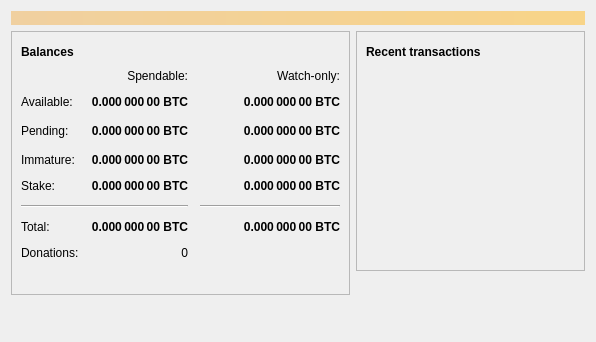
Before: the Qt Designer form src/qt/forms/overviewpage.ui in MrMiner-org/TheMinerzCoin, drawn with Qt 5.
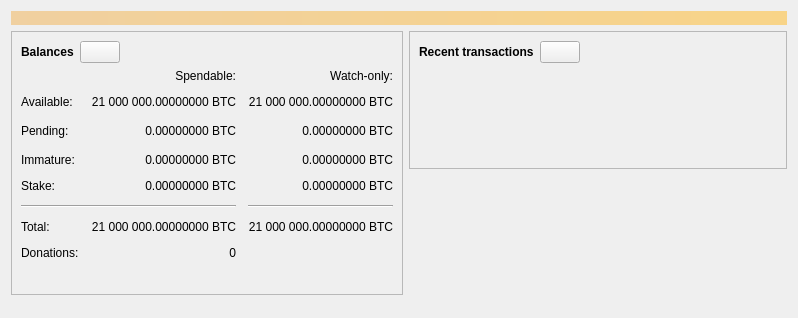
After: the same form once the commit is applied. Icons and pictures are not drawn. Custom widgets are drawn as their Qt base class.

Diff of the .ui file:
```diff
--- a/src/qt/forms/overviewpage.ui
+++ b/src/qt/forms/overviewpage.ui
@@ -6,8 +6,8 @@
    <rect>
     <x>0</x>
     <y>0</y>
-    <width>596</width>
-    <height>342</height>
+    <width>798</width>
+    <height>318</height>
    </rect>
   </property>
   <property name="windowTitle">
@@ -68,7 +68,7 @@
               </property>
               <property name="maximumSize">
                <size>
-                <width>30</width>
+                <width>45</width>
                 <height>16777215</height>
                </size>
               </property>
@@ -89,9 +89,6 @@
                 <height>24</height>
                </size>
               </property>
-              <property name="flat">
-               <bool>true</bool>
-              </property>
              </widget>
             </item>
             <item>
@@ -116,12 +113,6 @@
             </property>
             <item row="2" column="2">
              <widget class="QLabel" name="labelWatchPending">
-              <property name="font">
-               <font>
-                <weight>75</weight>
-                <bold>true</bold>
-               </font>
-              </property>
               <property name="cursor">
                <cursorShape>IBeamCursor</cursorShape>
               </property>
@@ -129,7 +120,7 @@
                <string>Unconfirmed transactions to watch-only addresses</string>
               </property>
               <property name="text">
-               <string notr="true">0.000 000 00 BTC</string>
+               <string notr="true">0.00000000 BTC</string>
               </property>
               <property name="alignment">
                <set>Qt::AlignRight|Qt::AlignTrailing|Qt::AlignVCenter</set>
@@ -141,12 +132,6 @@
             </item>
             <item row="2" column="1">
              <widget class="QLabel" name="labelUnconfirmed">
-              <property name="font">
-               <font>
-                <weight>75</weight>
-                <bold>true</bold>
-               </font>
-              </property>
               <property name="cursor">
                <cursorShape>IBeamCursor</cursorShape>
               </property>
@@ -154,7 +139,7 @@
                <string>Total of transactions that have yet to be confirmed, and do not yet count toward the spendable balance</string>
               </property>
               <property name="text">
-               <string notr="true">0.000 000 00 BTC</string>
+               <string notr="true">0.00000000 BTC</string>
               </property>
               <property name="alignment">
                <set>Qt::AlignRight|Qt::AlignTrailing|Qt::AlignVCenter</set>
@@ -166,12 +151,6 @@
             </item>
             <item row="3" column="2">
              <widget class="QLabel" name="labelWatchImmature">
-              <property name="font">
-               <font>
-                <weight>75</weight>
-                <bold>true</bold>
-               </font>
-              </property>
               <property name="cursor">
                <cursorShape>IBeamCursor</cursorShape>
               </property>
@@ -179,7 +158,7 @@
                <string>Mined balance in watch-only addresses that has not yet matured</string>
               </property>
               <property name="text">
-               <string notr="true">0.000 000 00 BTC</string>
+               <string notr="true">0.00000000 BTC</string>
               </property>
               <property name="alignment">
                <set>Qt::AlignRight|Qt::AlignTrailing|Qt::AlignVCenter</set>
@@ -224,12 +203,6 @@
             </item>
             <item row="3" column="1">
              <widget class="QLabel" name="labelImmature">
-              <property name="font">
-               <font>
-                <weight>75</weight>
-                <bold>true</bold>
-               </font>
-              </property>
               <property name="cursor">
                <cursorShape>IBeamCursor</cursorShape>
               </property>
@@ -237,7 +210,7 @@
                <string>Mined balance that has not yet matured</string>
               </property>
               <property name="text">
-               <string notr="true">0.000 000 00 BTC</string>
+               <string notr="true">0.00000000 BTC</string>
               </property>
               <property name="alignment">
                <set>Qt::AlignRight|Qt::AlignTrailing|Qt::AlignVCenter</set>
@@ -269,12 +242,6 @@
             </item>
             <item row="6" column="1">
              <widget class="QLabel" name="labelTotal">
-              <property name="font">
-               <font>
-                <weight>75</weight>
-                <bold>true</bold>
-               </font>
-              </property>
               <property name="cursor">
                <cursorShape>IBeamCursor</cursorShape>
               </property>
@@ -282,7 +249,7 @@
                <string>Your current total balance</string>
               </property>
               <property name="text">
-               <string notr="true">0.000 000 00 BTC</string>
+               <string notr="true">21 000 000.00000000 BTC</string>
               </property>
               <property name="alignment">
                <set>Qt::AlignRight|Qt::AlignTrailing|Qt::AlignVCenter</set>
@@ -294,12 +261,6 @@
             </item>
             <item row="6" column="2">
              <widget class="QLabel" name="labelWatchTotal">
-              <property name="font">
-               <font>
-                <weight>75</weight>
-                <bold>true</bold>
-               </font>
-              </property>
               <property name="cursor">
                <cursorShape>IBeamCursor</cursorShape>
               </property>
@@ -307,7 +268,7 @@
                <string>Current total balance in watch-only addresses</string>
               </property>
               <property name="text">
-               <string notr="true">0.000 000 00 BTC</string>
+               <string notr="true">21 000 000.00000000 BTC</string>
               </property>
               <property name="alignment">
                <set>Qt::AlignRight|Qt::AlignTrailing|Qt::AlignVCenter</set>
@@ -362,12 +323,6 @@
             </item>
             <item row="1" column="1">
              <widget class="QLabel" name="labelBalance">
-              <property name="font">
-               <font>
-                <weight>75</weight>
-                <bold>true</bold>
-               </font>
-              </property>
               <property name="cursor">
                <cursorShape>IBeamCursor</cursorShape>
               </property>
@@ -375,7 +330,7 @@
                <string>Your current spendable balance</string>
               </property>
               <property name="text">
-               <string notr="true">0.000 000 00 BTC</string>
+               <string notr="true">21 000 000.00000000 BTC</string>
               </property>
               <property name="alignment">
                <set>Qt::AlignRight|Qt::AlignTrailing|Qt::AlignVCenter</set>
@@ -387,12 +342,6 @@
             </item>
             <item row="1" column="2">
              <widget class="QLabel" name="labelWatchAvailable">
-              <property name="font">
-               <font>
-                <weight>75</weight>
-                <bold>true</bold>
-               </font>
-              </property>
               <property name="cursor">
                <cursorShape>IBeamCursor</cursorShape>
               </property>
@@ -400,7 +349,7 @@
                <string>Your current balance in watch-only addresses</string>
               </property>
               <property name="text">
-               <string notr="true">0.000 000 00 BTC</string>
+               <string notr="true">21 000 000.00000000 BTC</string>
               </property>
               <property name="alignment">
                <set>Qt::AlignRight|Qt::AlignTrailing|Qt::AlignVCenter</set>
@@ -436,14 +385,14 @@
             </item>
             <item row="4" column="1">
              <widget class="QLabel" name="labelStake">
-              <property name="font">
-               <font>
-                <weight>75</weight>
-                <bold>true</bold>
-               </font>
+              <property name="cursor">
+               <cursorShape>IBeamCursor</cursorShape>
+              </property>
+              <property name="toolTip">
+               <string>Your current staking balance</string>
               </property>
               <property name="text">
-               <string>0.000 000 00 BTC</string>
+               <string notr="true">0.00000000 BTC</string>
               </property>
               <property name="alignment">
                <set>Qt::AlignRight|Qt::AlignTrailing|Qt::AlignVCenter</set>
@@ -455,14 +404,14 @@
             </item>
             <item row="4" column="2">
              <widget class="QLabel" name="labelWatchStake">
-              <property name="font">
-               <font>
-                <weight>75</weight>
-                <bold>true</bold>
-               </font>
+              <property name="cursor">
+               <cursorShape>IBeamCursor</cursorShape>
+              </property>
+              <property name="toolTip">
+               <string>Your current staking balance in watch-only addresses</string>
               </property>
               <property name="text">
-               <string>0.000 000 00 BTC</string>
+               <string notr="true">0.00000000 BTC</string>
               </property>
               <property name="alignment">
                <set>Qt::AlignRight|Qt::AlignTrailing|Qt::AlignVCenter</set>
@@ -554,7 +503,7 @@
               </property>
               <property name="maximumSize">
                <size>
-                <width>30</width>
+                <width>45</width>
                 <height>16777215</height>
                </size>
               </property>
@@ -575,9 +524,6 @@
                 <height>24</height>
                </size>
               </property>
-              <property name="flat">
-               <bool>true</bool>
-              </property>
              </widget>
             </item>
             <item>
@@ -609,6 +555,9 @@
             <property name="horizontalScrollBarPolicy">
              <enum>Qt::ScrollBarAlwaysOff</enum>
             </property>
+            <property name="sizeAdjustPolicy">
+             <enum>QAbstractScrollArea::AdjustToContents</enum>
+            </property>
             <property name="selectionMode">
              <enum>QAbstractItemView::NoSelection</enum>
             </property>
@@ -636,6 +585,13 @@
    </item>
   </layout>
  </widget>
+ <customwidgets>
+  <customwidget>
+   <class>TransactionOverviewWidget</class>
+   <extends>QListView</extends>
+   <header>qt/transactionoverviewwidget.h</header>
+  </customwidget>
+ </customwidgets>
  <resources/>
  <connections/>
 </ui>
```
Left out of the diff: 7 changed lines with no effect on the pictures.
